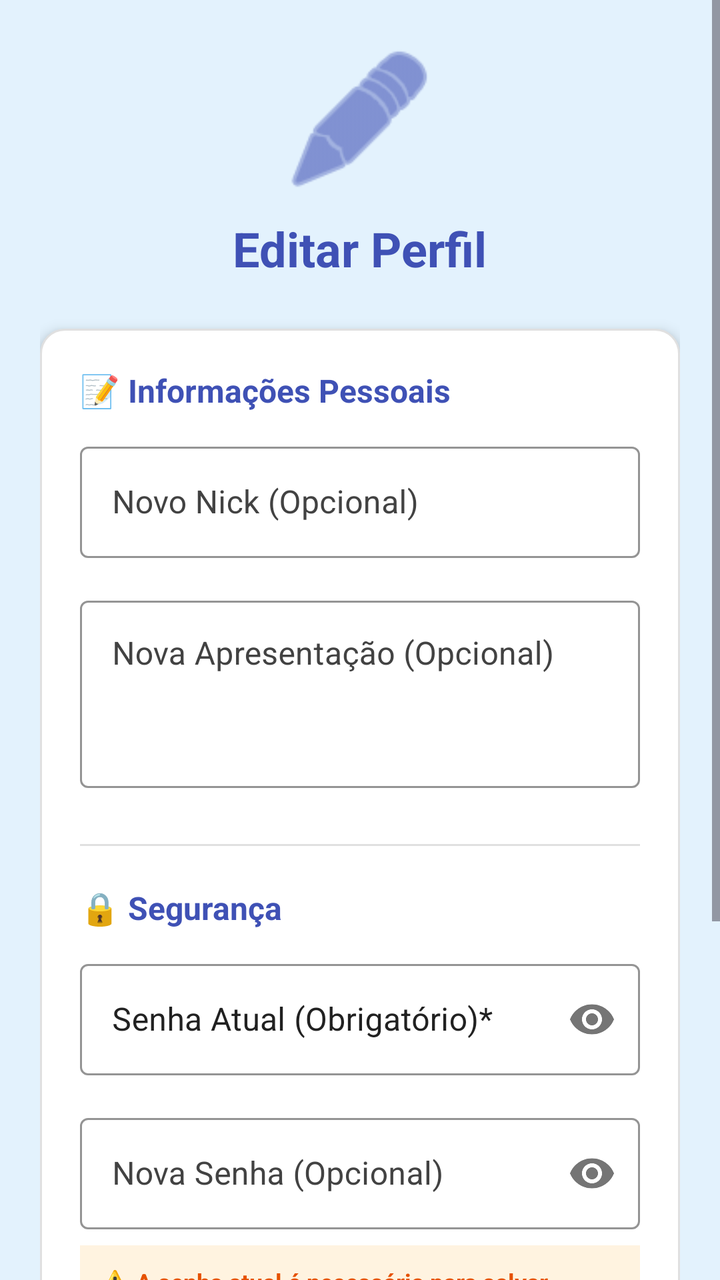
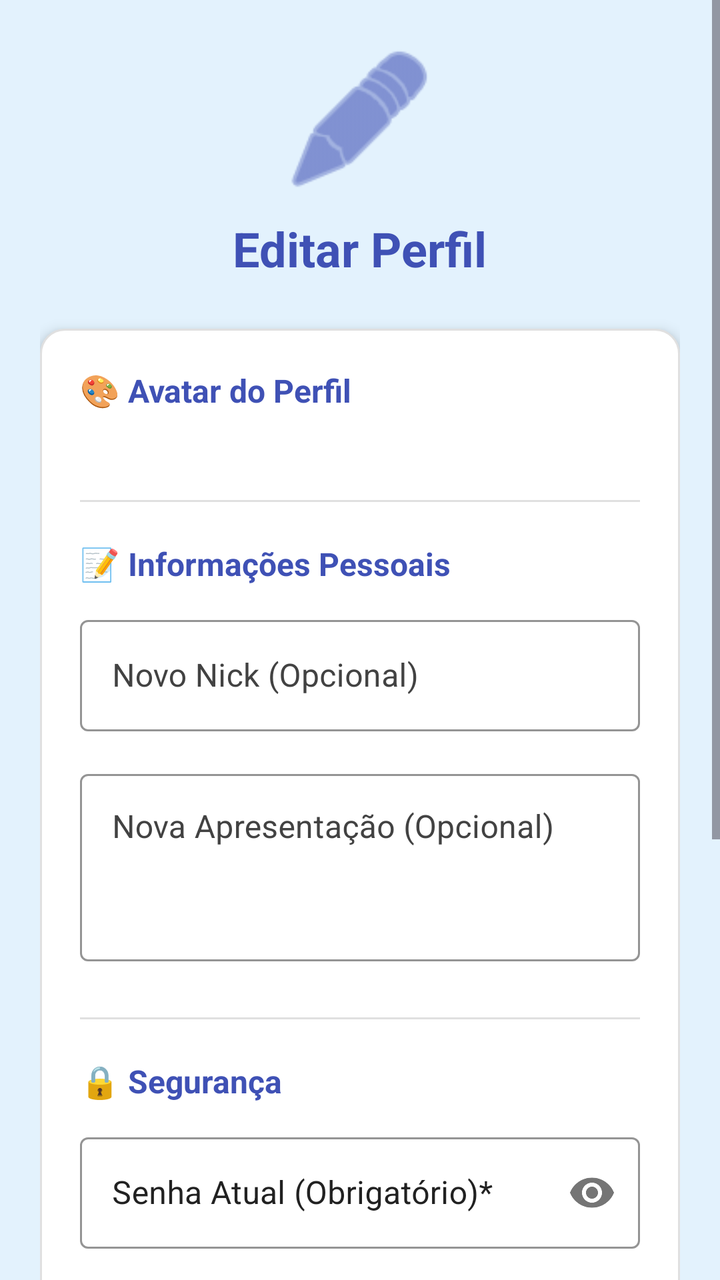

The first picture is an Android layout as it rendered before a commit; the second is the same layout after the commit. The layout source and the unified diff follow.
<!-- AndroidManifest.xml: application theme Theme.App_Conquistas_2 -->
<!-- res/layout/tela_edit_perfil.xml -->
<?xml version="1.0" encoding="utf-8"?>
<ScrollView xmlns:android="http://schemas.android.com/apk/res/android"
    xmlns:app="http://schemas.android.com/apk/res-auto"
    android:layout_width="match_parent"
    android:layout_height="match_parent"
    android:background="#E3F2FD"
    android:fillViewport="true">

    <LinearLayout
        android:layout_width="match_parent"
        android:layout_height="wrap_content"
        android:orientation="vertical"
        android:padding="20dp">

        <LinearLayout
            android:layout_width="match_parent"
            android:layout_height="wrap_content"
            android:orientation="vertical"
            android:gravity="center"
            android:layout_marginBottom="24dp">

            <ImageView
                android:layout_width="80dp"
                android:layout_height="80dp"
                android:src="@android:drawable/ic_menu_edit"
                app:tint="#3F51B5"
                android:contentDescription="Editar Perfil" />

            <TextView
                android:layout_width="wrap_content"
                android:layout_height="wrap_content"
                android:text="Editar Perfil"
                android:textSize="24sp"
                android:textStyle="bold"
                android:textColor="#3F51B5"
                android:layout_marginTop="8dp" />
        </LinearLayout>

        <LinearLayout
            android:layout_width="match_parent"
            android:layout_height="wrap_content"
            android:orientation="vertical"
            android:background="@drawable/card_background"
            android:elevation="4dp"
            android:padding="20dp">

            <TextView
                android:layout_width="wrap_content"
                android:layout_height="wrap_content"
                android:text="📝 Informações Pessoais"
                android:textSize="16sp"
                android:textStyle="bold"
                android:textColor="#3F51B5"
                android:layout_marginBottom="12dp" />

            <com.google.android.material.textfield.TextInputLayout
                android:layout_width="match_parent"
                android:layout_height="wrap_content"
                android:layout_marginBottom="16dp"
                style="@style/Widget.MaterialComponents.TextInputLayout.OutlinedBox"
                android:textColorHint="#424242"
                app:hintTextColor="#3F51B5"
                app:boxBackgroundColor="#FFFFFF"
                app:boxStrokeColor="#3F51B5">

                <com.google.android.material.textfield.TextInputEditText
                    android:id="@+id/editTextNick"
                    android:layout_width="match_parent"
                    android:layout_height="wrap_content"
                    android:hint="Novo Nick (Opcional)"
                    android:textColor="#000000"
                    android:textSize="16sp"
                    android:inputType="text" />
            </com.google.android.material.textfield.TextInputLayout>

            <com.google.android.material.textfield.TextInputLayout
                android:layout_width="match_parent"
                android:layout_height="wrap_content"
                android:layout_marginBottom="20dp"
                style="@style/Widget.MaterialComponents.TextInputLayout.OutlinedBox"
                android:textColorHint="#424242"
                app:hintTextColor="#3F51B5"
                app:boxBackgroundColor="#FFFFFF"
                app:boxStrokeColor="#3F51B5">

                <com.google.android.material.textfield.TextInputEditText
                    android:id="@+id/editTextApresentacao"
                    android:layout_width="match_parent"
                    android:layout_height="wrap_content"
                    android:hint="Nova Apresentação (Opcional)"
                    android:textColor="#000000"
                    android:textSize="16sp"
                    android:inputType="textMultiLine"
                    android:minLines="3"
                    android:gravity="top" />
            </com.google.android.material.textfield.TextInputLayout>

            <View
                android:layout_width="match_parent"
                android:layout_height="1dp"
                android:background="#E0E0E0"
                android:layout_marginTop="8dp"
                android:layout_marginBottom="20dp" />

            <TextView
                android:layout_width="wrap_content"
                android:layout_height="wrap_content"
                android:text="🔒 Segurança"
                android:textSize="16sp"
                android:textStyle="bold"
                android:textColor="#3F51B5"
                android:layout_marginBottom="12dp" />

            <com.google.android.material.textfield.TextInputLayout
                android:layout_width="match_parent"
                android:layout_height="wrap_content"
                android:layout_marginBottom="16dp"
                style="@style/Widget.MaterialComponents.TextInputLayout.OutlinedBox"
                android:textColorHint="#212121"
                app:hintTextColor="#3F51B5"
                app:boxBackgroundColor="#FFFFFF"
                app:passwordToggleEnabled="true"
                app:boxStrokeColor="#3F51B5">

                <com.google.android.material.textfield.TextInputEditText
                    android:id="@+id/editTextSenhaAtual"
                    android:layout_width="match_parent"
                    android:layout_height="wrap_content"
                    android:hint="Senha Atual (Obrigatório)*"
                    android:inputType="textPassword"
                    android:textColor="#000000"
                    android:textSize="16sp" />
            </com.google.android.material.textfield.TextInputLayout>

            <com.google.android.material.textfield.TextInputLayout
                android:layout_width="match_parent"
                android:layout_height="wrap_content"
                android:layout_marginBottom="8dp"
                style="@style/Widget.MaterialComponents.TextInputLayout.OutlinedBox"
                android:textColorHint="#424242"
                app:hintTextColor="#3F51B5"
                app:boxBackgroundColor="#FFFFFF"
                app:passwordToggleEnabled="true"
                app:boxStrokeColor="#3F51B5">

                <com.google.android.material.textfield.TextInputEditText
                    android:id="@+id/editTextNovaSenha"
                    android:layout_width="match_parent"
                    android:layout_height="wrap_content"
                    android:hint="Nova Senha (Opcional)"
                    android:inputType="textPassword"
                    android:textColor="#000000"
                    android:textSize="16sp" />
            </com.google.android.material.textfield.TextInputLayout>

            <TextView
                android:layout_width="match_parent"
                android:layout_height="wrap_content"
                android:text="⚠️ A senha atual é necessária para salvar qualquer alteração"
                android:textSize="12sp"
                android:textColor="#E65100"
                android:textStyle="bold"
                android:layout_marginBottom="20dp"
                android:background="#FFF3E0"
                android:padding="10dp" />
        </LinearLayout>

        <Button
            android:id="@+id/buttonSalvarAlteracoes"
            android:layout_width="match_parent"
            android:layout_height="60dp"
            android:layout_marginTop="24dp"
            android:backgroundTint="#4CAF50"
            android:text="💾 Salvar Alterações"
            android:textColor="#FFFFFF"
            android:textSize="16sp"
            android:textStyle="bold"
            android:elevation="6dp" />

        <Button
            android:id="@+id/buttonExcluirConta"
            android:layout_width="match_parent"
            android:layout_height="wrap_content"
            android:layout_marginTop="24dp"
            android:backgroundTint="#F44336"
            android:text="❌ Excluir Minha Conta (Irreversível)"
            android:textColor="#FFFFFF"
            android:textSize="14sp"
            android:textStyle="bold" />

    </LinearLayout>
</ScrollView>
<!-- resources referenced by this layout -->
<resources>
  <!-- drawable card_background (drawable) -->
  <?xml version="1.0" encoding="utf-8"?>
  <shape xmlns:android="http://schemas.android.com/apk/res/android">
      <solid android:color="#FFFFFF" />
      <corners android:radius="12dp" />
      <stroke
          android:width="1dp"
          android:color="#E0E0E0" />
  </shape>
  <style name="Theme.App_Conquistas_2" parent="Base.Theme.App_Conquistas_2" />
  <style name="Base.Theme.App_Conquistas_2" parent="Theme.Material3.DayNight.NoActionBar">
          
          <item name="colorPrimary">@color/colorPrimary</item>
          <item name="colorPrimaryVariant">@color/colorPrimaryVariant</item>
          <item name="colorSecondary">@color/colorSecondary</item>
          <item name="colorSecondaryVariant">@color/colorSecondaryVariant</item>
          <item name="colorOnPrimary">@color/colorOnPrimary</item>
          <item name="colorOnSecondary">@color/colorOnSecondary</item>
          
          
          <item name="android:windowBackground">@color/colorBackground</item>
          <item name="colorSurface">@color/colorSurface</item>
          
          
          <item name="android:fontFamily">sans-serif</item>
          
          
          <item name="android:statusBarColor">@color/colorPrimaryVariant</item>
          <item name="android:navigationBarColor">@color/colorBackground</item>
      </style>
  <color name="colorPrimary">#673AB7</color>
  <color name="colorPrimaryVariant">#512DA8</color>
  <color name="colorSecondary">#009688</color>
  <color name="colorSecondaryVariant">#00796B</color>
  <color name="colorOnPrimary">#FFFFFF</color>
  <color name="colorOnSecondary">#FFFFFF</color>
  <color name="colorBackground">#F3F4F6</color>
  <color name="colorSurface">#FFFFFF</color>
</resources>

<!-- the commit's change to res/layout/tela_edit_perfil.xml (unified diff, before → after) -->
@@ -43,6 +43,39 @@
             android:background="@drawable/card_background"
             android:elevation="4dp"
             android:padding="20dp">
+
+            <TextView
+                android:layout_width="wrap_content"
+                android:layout_height="wrap_content"
+                android:text="🎨 Avatar do Perfil"
+                android:textSize="16sp"
+                android:textStyle="bold"
+                android:textColor="#3F51B5"
+                android:layout_marginBottom="8dp" />
+
+            <HorizontalScrollView
+                android:layout_width="match_parent"
+                android:layout_height="wrap_content"
+                android:layout_marginBottom="20dp"
+                android:scrollbars="none">
+                
+                <LinearLayout
+                    android:id="@+id/layoutAvatares"
+                    android:layout_width="wrap_content"
+                    android:layout_height="wrap_content"
+                    android:orientation="horizontal"
+                    android:paddingTop="8dp"
+                    android:paddingBottom="8dp"
+                    android:gravity="center_vertical">
+                    
+                </LinearLayout>
+            </HorizontalScrollView>
+
+            <View
+                android:layout_width="match_parent"
+                android:layout_height="1dp"
+                android:background="#E0E0E0"
+                android:layout_marginBottom="20dp" />
 
             <TextView
                 android:layout_width="wrap_content"
